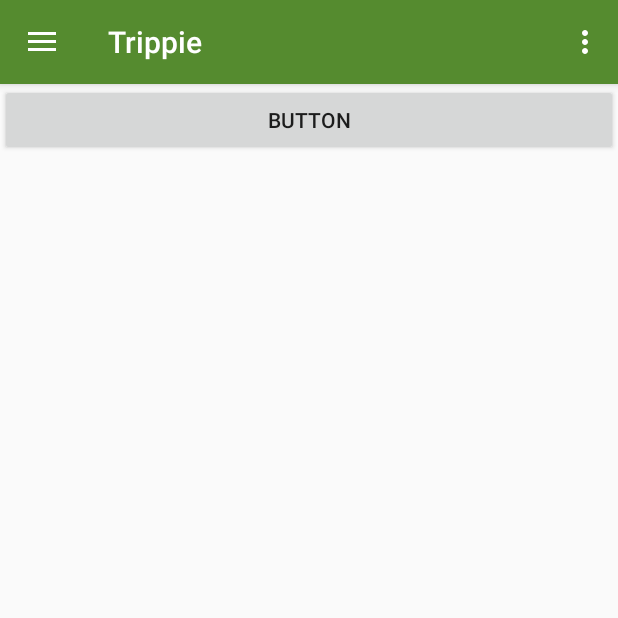
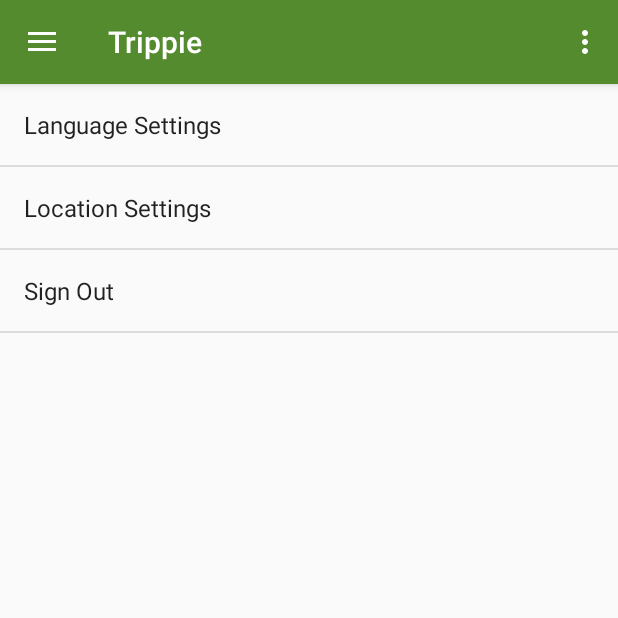
Before and after one commit to PrincessHernandez/TripPlanner_V1, an Android app: the screen it shows after launch once a user with an empty profile is signed in (MainActivity), in the side drawer, after a tap on "Settings", on a phone screen of 412 x 824 dp, the top half of it. Run offline under Robolectric (Android 15) with nearby library versions, the phone set to English and light mode, and no system bars; our stand-ins replace Firebase (no records; nobody signed in at launch, a user with empty details on screens opened directly), Picasso; network calls fail; pictures from the network do not load.

Commit message:
Settings Added

```diff
--- a/app/src/main/java/travelers/tripplanner/MainActivity.java
+++ b/app/src/main/java/travelers/tripplanner/MainActivity.java
@@ -86,6 +86,7 @@ public class MainActivity extends AppCompatActivity
         //check the dashboard
         onNavigationItemSelected(navigationView.getMenu().getItem(0));
         navigationView.setCheckedItem(R.id.nav_dashboard);
+
     }
 
     @Override
--- a/app/src/main/java/travelers/tripplanner/fragments/Settings.java
+++ b/app/src/main/java/travelers/tripplanner/fragments/Settings.java
@@ -1,42 +1,95 @@
 package travelers.tripplanner.fragments;
 
+import android.annotation.SuppressLint;
 import android.app.Fragment;
+import android.app.FragmentManager;
+import android.app.FragmentTransaction;
 import android.content.ComponentName;
 import android.content.Intent;
 import android.os.Bundle;
+import android.preference.Preference;
+import android.preference.PreferenceFragment;
+import android.preference.SwitchPreference;
+import android.support.annotation.Nullable;
 import android.view.LayoutInflater;
 import android.view.View;
 import android.view.ViewGroup;
-import android.widget.Button;
+
+import com.google.firebase.auth.FirebaseAuth;
+
 
 import travelers.tripplanner.R;
+import travelers.tripplanner.register.signIn;
+import travelers.tripplanner.register.signUp;
 
 public class Settings extends Fragment {
 
     public Settings() {
         // Required empty public constructor
     }
+/*
+    @Override
+    public void onCreate(@Nullable Bundle savedInstanceState) {
+        super.onCreate(savedInstanceState);
+        getChildFragmentManager().beginTransaction()
+                .replace(R.id.settings_container, new SettingsFragment())
+                .commit();
+    }
 
+*/
     @Override
-    public View onCreateView(LayoutInflater inflater, ViewGroup container,
-                             Bundle savedInstanceState) {
-        // Inflate the layout for this fragment
+    public View onCreateView(LayoutInflater inflater,@Nullable ViewGroup container,@Nullable Bundle savedInstanceState){
+        View view = inflater.inflate(R.layout.fragment_settings, null, false);
+        super.onCreate(savedInstanceState);
+        getChildFragmentManager().beginTransaction()
+                .replace(R.id.settings_container, new SettingsFragment())
+                .commit();
 
-        Button settings = (Button) getView().findViewById(R.id.settingButton);
-        settings.setText(R.string.change_language);
-        settings.setOnClickListener(new View.OnClickListener() {
-            @Override
-            public void onClick(View view) {
+        return view;
+    }
 
-                Intent intent = new Intent();
-                intent.setComponent( new ComponentName("com.android.settings","com.android.settings.Settings$InputMethodAndLanguageSettingsActivity" ));
-                startActivity(intent);
+    public static class SettingsFragment extends PreferenceFragment {
+    @Override
+        public void onCreate(Bundle savedInstanceState) {
+            super.onCreate(savedInstanceState);
+            addPreferencesFromResource(R.xml.settings_fragment_pref);
 
-            }
-        });
+            Preference langPref = findPreference("lang_key");
+            langPref.setTitle(R.string.lang_settings);
+            langPref.setOnPreferenceClickListener(new Preference.OnPreferenceClickListener() {
+                @Override
+                public boolean onPreferenceClick(Preference preference) {
+                    Intent i = new Intent(android.provider.Settings.ACTION_LOCALE_SETTINGS);
+                    startActivity(i);
+                    return false;
+                }
+            });
 
+            Preference locPref = findPreference("location_key");
+            locPref.setTitle(R.string.location_settings);
+            locPref.setOnPreferenceClickListener(new Preference.OnPreferenceClickListener() {
+               @Override
+                public boolean onPreferenceClick(Preference preference) {
+                    Intent i = new Intent(android.provider.Settings.ACTION_LOCATION_SOURCE_SETTINGS);
+                    startActivity(i);
+                    return false;
+                }
+            });
 
-        return inflater.inflate(R.layout.fragment_settings, container, false);
+            Preference signinPref = findPreference("signin_key");
+            signinPref.setTitle(R.string.sign_out);
+            signinPref.setOnPreferenceClickListener(new Preference.OnPreferenceClickListener() {
+                @Override
+                public boolean onPreferenceClick(Preference preference) {
+                   // FirebaseAuth.getInstance().signOut();
+                   // Intent i = new Intent(Settings.this, signIn.class);
+                   // startActivity(i);
+                    return false;
+                }
+            });
+
+        }
+
 
     }
 }
--- a/app/src/main/res/layout/fragment_settings.xml
+++ b/app/src/main/res/layout/fragment_settings.xml
@@ -1,15 +1,9 @@
-<FrameLayout xmlns:android="http://schemas.android.com/apk/res/android"
+<?xml version="1.0" encoding="utf-8"?>
+<LinearLayout xmlns:android="http://schemas.android.com/apk/res/android"
     xmlns:tools="http://schemas.android.com/tools"
+    android:orientation="vertical"
     android:layout_width="match_parent"
     android:layout_height="match_parent"
-    tools:context="travelers.tripplanner.fragments.Settings">
+    android:id="@+id/settings_container">
 
-
-    <Button
-        android:id="@+id/settingButton"
-        android:layout_width="match_parent"
-        android:layout_height="wrap_content"
-        android:text="Button" />
-
-
-</FrameLayout>
+</LinearLayout>
--- a/app/src/main/res/values/strings.xml
+++ b/app/src/main/res/values/strings.xml
@@ -85,5 +85,7 @@
     <string name="Lati">latitude</string>
     <string name="Longi">longitude</string>
     <string name="text2">GPS not permission granted</string>
-    <string name="change_language">Change Language</string>
+    <string name="lang_settings">Language Settings</string>
+    <string name="location_settings">Location Settings</string>
+    <string name="sign_out">Sign Out</string>
 </resources>
--- /dev/null
+++ b/app/src/main/res/xml/settings_fragment_pref.xml
@@ -0,0 +1,20 @@
+<?xml version="1.0" encoding="utf-8"?>
+<PreferenceScreen xmlns:android="http://schemas.android.com/apk/res/android">
+
+    <Preference
+        android:id="@+id/pref1"
+        android:key="lang_key"
+        android:title="blank" />
+
+    <Preference
+        android:id="@+id/pref2"
+        android:key="location_key"
+        android:title="blank" />
+
+    <Preference
+        android:id="@+id/pref3"
+        android:key="signin_key"
+        android:title="blank" />
+
+
+</PreferenceScreen>
```
Also changed, not shown: 1500 other files.
